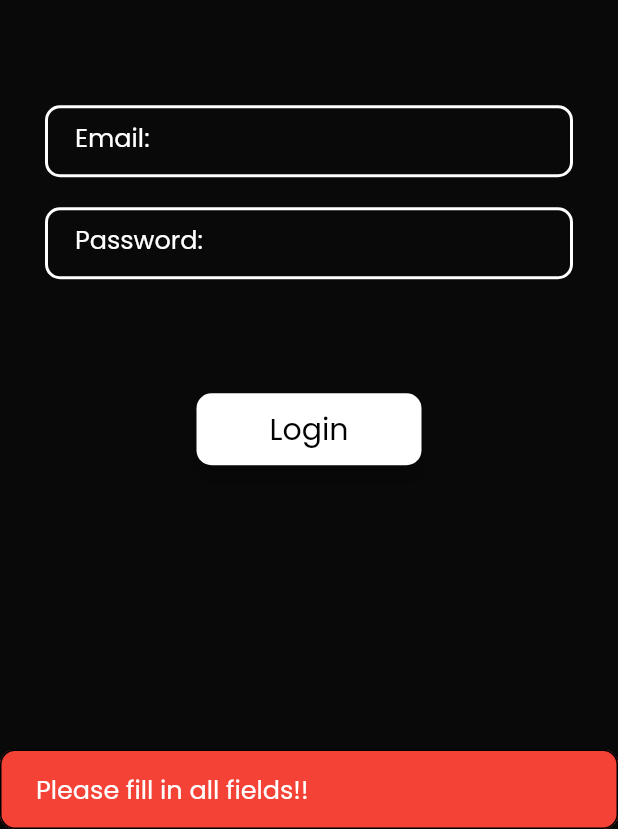
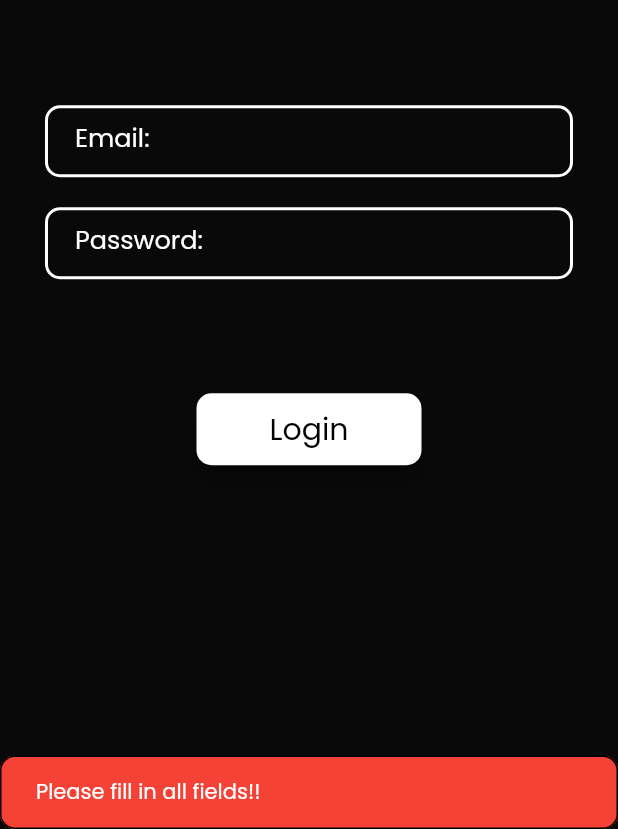
Before and after one commit to GPSxtreme/chatEx, a Flutter app: the loginScreen screen opened by its route, after a tap on "Login", on a phone screen of 412 x 824 dp, the part 407-1236 px from its top. Run offline on Flutter 3.47's test engine with Material 2 defaults, Android fonts, the phone set to English and light mode, and no system bars; drawn by our look-alikes of animated_text_kit, auto_size_text; our stand-ins replace firebase_auth, firebase_core, google_fonts, hexcolor, ionicons, modal_progress_hud and 2 more; accounts and stored records are empty.

Commit message:
added login auth

```diff
--- a/lib/pages/loginScreen.dart
+++ b/lib/pages/loginScreen.dart
@@ -4,9 +4,11 @@ import 'package:flutter/material.dart';
 import 'package:google_fonts/google_fonts.dart';
 import 'package:hexcolor/hexcolor.dart';
 import 'package:ionicons/ionicons.dart';
-
+import 'package:modal_progress_hud/modal_progress_hud.dart';
 import '../components/roundedBtnT1.dart';
 import '../consts.dart';
+import 'package:firebase_auth/firebase_auth.dart';
+import 'package:auto_size_text/auto_size_text.dart';
 
 class loginScreen extends StatefulWidget {
   loginScreen({Key? key}) : super(key: key);
@@ -17,26 +19,28 @@ class loginScreen extends StatefulWidget {
 
 class _loginScreenState extends State<loginScreen> {
   Color colorPTF = Colors.white;
-  String? password;
-  String? email;
-
-  void showSnackBar(String txt){
+  String password = '';
+  String email = '';
+  bool showLoader = false;
+  final _auth = FirebaseAuth.instance;
+  void showSnackBar(String txt,double fontSize){
     ScaffoldMessenger.of(context).showSnackBar(
         SnackBar(
-          content: Row(
-            children: [
-              Text(txt,style:GoogleFonts.poppins(
+          content: SizedBox(
+            width: MediaQuery.of(context).size.width*0.80,
+            child: AutoSizeText(txt,
+              style:GoogleFonts.poppins(
                 color: Colors.white,
-                fontSize: 17,
                 fontWeight: FontWeight.w400,
-              ))
-            ],
+              ),
+              maxLines: 2,
+            ),
           ),
           backgroundColor: Colors.red,
           shape: const OutlineInputBorder(
             borderRadius: BorderRadius.all(Radius.circular(10)),
           ),
-          duration: const Duration(seconds: 2),
+          duration: const Duration(seconds: 4),
         ));
   }
 
@@ -45,7 +49,10 @@ class _loginScreenState extends State<loginScreen> {
     Size size = MediaQuery.of(context).size;
     return Scaffold(
       backgroundColor: HexColor("#090909"),
-      body: Center(
+      body: ModalProgressHUD(
+        opacity: 0.18,
+        inAsyncCall: showLoader,
+        child: Center(
             child:SingleChildScrollView(
               child: Column(
                 mainAxisAlignment: MainAxisAlignment.center,
@@ -117,12 +124,28 @@ class _loginScreenState extends State<loginScreen> {
                         SizedBox(
                           height: 40,
                         ),
-                      roundedBtn(title: 'Login', onPressed: (){
-                        if(password != null  && email != null){
+                        roundedBtn(title: 'Login', onPressed: () async {
+                          if(password.isNotEmpty && email.isNotEmpty){
+                              setState(() {
+                                showLoader = true;
+                              });
+                              try{
+                                final newUser = await _auth.signInWithEmailAndPassword(email: email, password: password);
+                                if(newUser != null){
+                                  setState(() {
+                                    showLoader = false;
+                                  });
                                   Navigator.pushNamed(context, chatScreen.id);
                                 }
+                              } on FirebaseAuthException catch  (e) {
+                                setState(() {
+                                  showLoader = false;
+                                });
+                                showSnackBar(e.message.toString(), 12);
+                              }
+                          }
                           else{
-                          showSnackBar('Please fill in all fields!!');
+                            showSnackBar('Please fill in all fields!!',17);
                           }
                         },),
                       ],
@@ -133,6 +156,7 @@ class _loginScreenState extends State<loginScreen> {
               ),
             )
         ),
+      ),
     );
   }
 }
```
Also changed, not shown: lib/pages/registrationScreen.dart (+8 -5 lines). Lines whose indentation alone changed are shown as unchanged.
